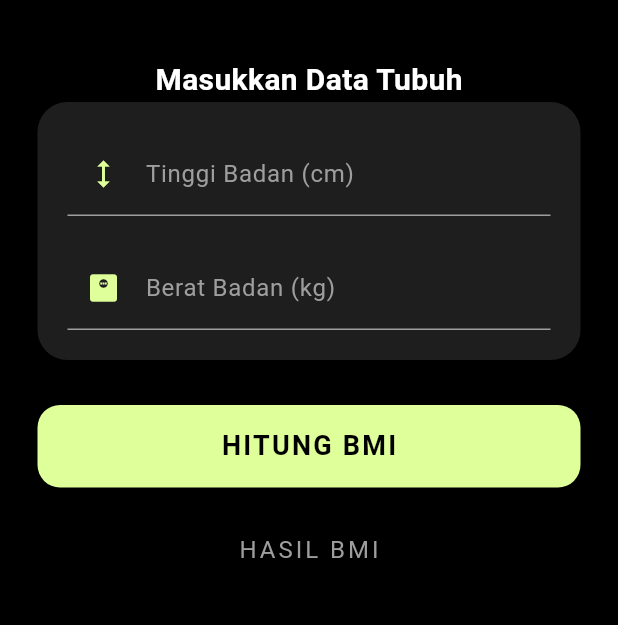
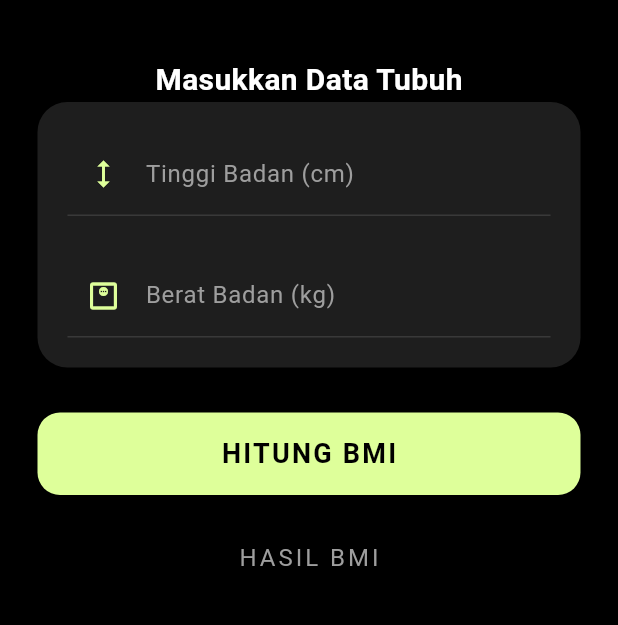
Before and after one commit to haikalassiddiqqi/uas_fitcheck_kalori, a Flutter app: the screen it shows after launch, on a phone screen of 412 x 824 dp, the part 63-688 px from its top. Run offline on Flutter 3.47's test engine with Material 3 defaults, Android fonts, the phone set to English and light mode, and no system bars.

Commit message:
menambahkan logo tmbangan & penggaris di setiap masing inputan

```diff
--- a/lib/main.dart
+++ b/lib/main.dart
@@ -97,39 +97,50 @@ Color warnaKategori = Colors.white;
               Container(
   padding: const EdgeInsets.all(20),
   decoration: BoxDecoration(
-    color: const Color(0xFF1E1E1E), // Abu-abu gelap premium
+    color: const Color(0xFF1E1E1E),
     borderRadius: BorderRadius.circular(20),
   ),
   child: Column(
     children: [
+      // TextField Tinggi
       TextField(
         controller: tinggiController,
         keyboardType: TextInputType.number,
         style: const TextStyle(color: Colors.white),
         decoration: InputDecoration(
+          prefixIcon: const Icon(Icons.height, color: Color(0xFFDEFF9A)),
           labelText: "Tinggi Badan (cm)",
           labelStyle: const TextStyle(color: Colors.grey),
-          prefixIcon: const Icon(Icons.height, color: Color(0xFFDEFF9A)), // Ikon warna neon
-          enabledBorder: const UnderlineInputBorder(borderSide: BorderSide(color: Colors.grey)),
-          focusedBorder: const UnderlineInputBorder(borderSide: BorderSide(color: Color(0xFFDEFF9A))),
+          enabledBorder: const UnderlineInputBorder(
+            borderSide: BorderSide(color: Colors.white12),
+          ),
+          focusedBorder: const UnderlineInputBorder(
+            borderSide: BorderSide(color: Color(0xFFDEFF9A)),
+          ),
         ),
       ),
-      const SizedBox(height: 20),
+      const SizedBox(height: 25),
+      // TextField Berat
       TextField(
         controller: beratController,
         keyboardType: TextInputType.number,
         style: const TextStyle(color: Colors.white),
         decoration: InputDecoration(
+          prefixIcon: const Icon(Icons.monitor_weight_outlined, color: Color(0xFFDEFF9A)),
           labelText: "Berat Badan (kg)",
           labelStyle: const TextStyle(color: Colors.grey),
-          prefixIcon: const Icon(Icons.monitor_weight, color: Color(0xFFDEFF9A)), // Ikon warna neon
-          enabledBorder: const UnderlineInputBorder(borderSide: BorderSide(color: Colors.grey)),
-          focusedBorder: const UnderlineInputBorder(borderSide: BorderSide(color: Color(0xFFDEFF9A))),
+          enabledBorder: const UnderlineInputBorder(
+            borderSide: BorderSide(color: Colors.white12),
+          ),
+          focusedBorder: const UnderlineInputBorder(
+            borderSide: BorderSide(color: Color(0xFFDEFF9A)),
+          ),
         ),
       ),
-    ],
-  ),
-),
+    ], // Penutup children (ini yang tadi hilang)
+  ), // Penutup Column
+), // Penutup Container
+
               const SizedBox(height: 30),
               ElevatedButton(
               onPressed: () {
```
